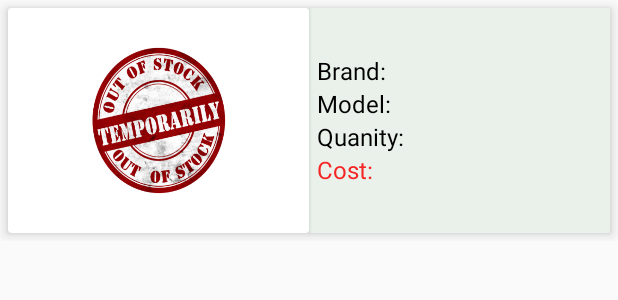
After one commit to RedwanSharafatKabir/Wheeler, an Android app: the layout order_list_adapter.xml on its own in the app's theme, with its tools: preview values and no code run, on a phone screen of 412 x 824 dp. The commit adds this screen. Shown: the top 300 px of the screen. Run offline under Robolectric (Android 15) with nearby library versions, the phone set to English and light mode, and no system bars.

Commit message:
Car e-commerce app

```diff
--- a/app/src/main/AndroidManifest.xml
+++ b/app/src/main/AndroidManifest.xml
@@ -17,9 +17,12 @@
         android:theme="@style/AppTheme"
         android:usesCleartextTraffic="true">
         <activity
+            android:name=".ViewOrderAddCart.OrderListActivity"
+            android:exported="true" />
+        <activity
             android:name=".ViewOrderAddCart.BuyActivity"
             android:exported="true"
-            android:screenOrientation="portrait"/>
+            android:screenOrientation="portrait" />
         <activity
             android:name=".ViewOrderAddCart.CartListActivity"
             android:screenOrientation="portrait" />
--- a/app/src/main/java/com/example/wheeler/ViewOrderAddCart/BuyActivity.java
+++ b/app/src/main/java/com/example/wheeler/ViewOrderAddCart/BuyActivity.java
@@ -204,11 +204,12 @@ public class BuyActivity extends AppCompatActivity implements View.OnClickListen
                                    String quantity, String totalPrice, String carImageUrl, String carBrand, String carModel,
                                    String carHorsepower, String singlePrice){
 
-        StoreOrderList storeOrderList = new StoreOrderList(quantity, totalPrice, city, area, road, house,
+        StoreOrderList storeOrderList = new StoreOrderList(carId, quantity, totalPrice, city, area, road, house,
                 carImageUrl, carBrand, carModel, carHorsepower, singlePrice);
 
         databaseReference.child(userPhone).child(carId).setValue(storeOrderList);
 
+        Toast.makeText(BuyActivity.this, "Successfully Ordered", Toast.LENGTH_SHORT).show();
         snackbar = Snackbar.make(parentLayout, "Your order will be delivered within 60 minutes", Snackbar.LENGTH_LONG);
         snackbar.setAnimationMode(BaseTransientBottomBar.ANIMATION_MODE_SLIDE);
         snackbar.show();
--- /dev/null
+++ b/app/src/main/res/layout/order_list_adapter.xml
@@ -0,0 +1,95 @@
+<?xml version="1.0" encoding="utf-8"?>
+<LinearLayout
+    xmlns:android="http://schemas.android.com/apk/res/android"
+    xmlns:app="http://schemas.android.com/apk/res-auto"
+    android:orientation="horizontal"
+    android:layout_width="match_parent"
+    android:layout_height="wrap_content"
+    android:background="@android:color/transparent">
+
+    <androidx.cardview.widget.CardView
+        android:layout_width="match_parent"
+        android:layout_height="wrap_content"
+        app:cardElevation="5dp"
+        android:layout_margin="5dp">
+
+        <LinearLayout
+            android:layout_width="match_parent"
+            android:layout_height="match_parent"
+            android:orientation="horizontal"
+            android:background="#C8E5EDE6"
+            android:weightSum="10">
+
+            <androidx.cardview.widget.CardView
+                android:layout_width="0dp"
+                android:layout_height="150dp"
+                android:layout_weight="5">
+
+                <ImageView
+                    android:id="@+id/imageOrderAdapterID"
+                    android:layout_width="match_parent"
+                    android:layout_height="match_parent"
+                    android:scaleType="fitXY"
+                    android:src="@drawable/out_of_stock_temporary"/>
+
+            </androidx.cardview.widget.CardView>
+
+            <LinearLayout
+                android:layout_width="0dp"
+                android:layout_height="match_parent"
+                android:layout_weight="5"
+                android:orientation="vertical"
+                android:background="@android:color/transparent"
+                android:gravity="center|end">
+
+                <TextView
+                    android:id="@+id/carBrandOrderAdapterID"
+                    android:layout_width="match_parent"
+                    android:layout_height="wrap_content"
+                    android:text="Brand:"
+                    android:textSize="16sp"
+                    android:layout_marginLeft="5dp"
+                    android:layout_marginRight="5dp"
+                    android:textColor="#000"
+                    android:fontFamily="sans-serif"/>
+
+                <TextView
+                    android:id="@+id/carModelOrderAdapterID"
+                    android:layout_width="match_parent"
+                    android:layout_height="wrap_content"
+                    android:text="Model:"
+                    android:layout_marginLeft="5dp"
+                    android:layout_marginRight="5dp"
+                    android:textSize="16sp"
+                    android:textColor="#000"
+                    android:fontFamily="sans-serif"/>
+
+                <TextView
+                    android:id="@+id/quantityOrderAdapterID"
+                    android:layout_width="match_parent"
+                    android:layout_height="wrap_content"
+                    android:text="Quanity:"
+                    android:textSize="16dp"
+                    android:layout_marginLeft="5dp"
+                    android:layout_marginRight="5dp"
+                    android:textColor="#000000"
+                    android:fontFamily="sans-serif"/>
+
+                <TextView
+                    android:id="@+id/totalPriceOrderAdapterID"
+                    android:layout_width="match_parent"
+                    android:layout_height="wrap_content"
+                    android:text="Cost:"
+                    android:textSize="16dp"
+                    android:layout_marginLeft="5dp"
+                    android:layout_marginRight="5dp"
+                    android:textColor="#F62525"
+                    android:fontFamily="sans-serif"/>
+
+            </LinearLayout>
+
+        </LinearLayout>
+
+    </androidx.cardview.widget.CardView>
+
+</LinearLayout>
```
Also changed, not shown: app/src/main/java/com/example/wheeler/AppActions/MainActivity.java (+5 -15 lines), app/src/main/java/com/example/wheeler/ModelClass/StoreOrderList.java (+11 -1 lines), app/src/main/java/com/example/wheeler/RecyclerView/OrderListCustomAdapter.java (added, +96 -0 lines), app/src/main/java/com/example/wheeler/ViewOrderAddCart/OrderListActivity.java (added, +112 -0 lines), app/src/main/res/layout/activity_order_list.xml (added, +57 -0 lines).
